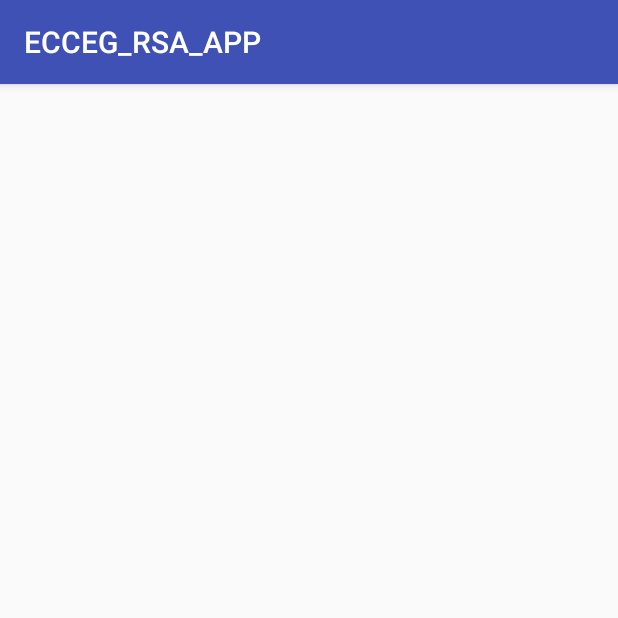
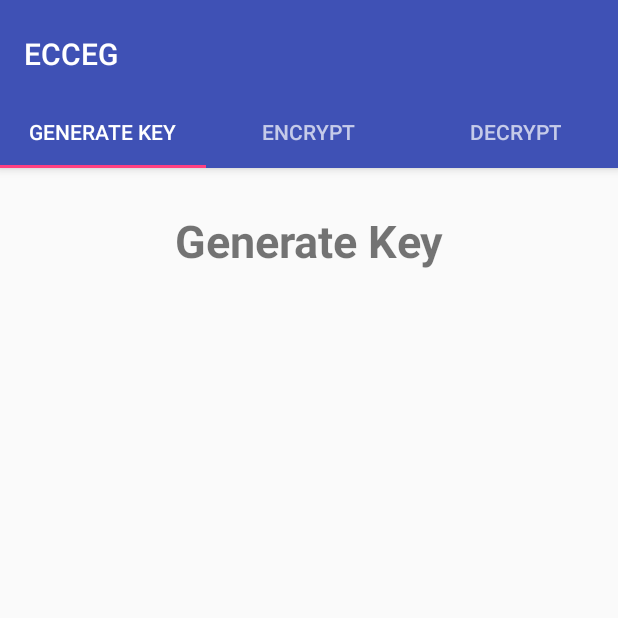
Before and after one commit to berv-uni-project/rsa-ecceg-implementation, an Android app: the ECCEGActivity screen opened directly, with no data from a screen before it, on a phone screen of 412 x 824 dp, the top half of it. Run offline under Robolectric (Android 15) with nearby library versions, the phone set to English and light mode, and no system bars; our stand-ins replace ButterKnife; libraries missing offline, so code that uses them is left out: cc.cloudist.acplibrary, com.gun0912.tedpermission, com.obsez.android; 6 statements that could not run were skipped.

Commit message:
Preparing Include ECCEG

```diff
--- a/app/src/main/AndroidManifest.xml
+++ b/app/src/main/AndroidManifest.xml
@@ -8,7 +8,7 @@
     <application
         android:allowBackup="true"
         android:icon="@mipmap/ic_launcher"
-        android:label="@string/app_name"
+        android:label="Main Menu"
         android:roundIcon="@mipmap/ic_launcher_round"
         android:supportsRtl="true"
         android:theme="@style/AppTheme">
@@ -19,7 +19,9 @@
                 <category android:name="android.intent.category.LAUNCHER" />
             </intent-filter>
         </activity>
-        <activity android:name=".ECCEGActivity" />
+        <activity android:name=".ECCEGActivity"
+            android:label="ECCEG"
+            android:theme="@style/AppTheme.NoActionBar"/>
 
         <activity
             android:name=".RSAActivity"
--- a/app/src/main/java/com/example/bervianto/ecceg_rsa_app/ECCEGActivity.java
+++ b/app/src/main/java/com/example/bervianto/ecceg_rsa_app/ECCEGActivity.java
@@ -1,13 +1,29 @@
 package com.example.bervianto.ecceg_rsa_app;
 
+import android.support.design.widget.TabLayout;
+import android.support.v4.view.ViewPager;
 import android.support.v7.app.AppCompatActivity;
 import android.os.Bundle;
 
+import com.example.bervianto.ecceg_rsa_app.adapter.ECCEGPagerAdapter;
+import com.example.bervianto.ecceg_rsa_app.adapter.RSAPagerAdapter;
+
+import butterknife.BindView;
+import butterknife.ButterKnife;
+
 public class ECCEGActivity extends AppCompatActivity {
+
+    @BindView(R.id.container_ecceg)
+    ViewPager mViewPager;
 
     @Override
     protected void onCreate(Bundle savedInstanceState) {
         super.onCreate(savedInstanceState);
         setContentView(R.layout.activity_ecceg);
+        ButterKnife.bind(this);
+        ECCEGPagerAdapter mSectionsPagerAdapter = new ECCEGPagerAdapter(getSupportFragmentManager());
+        mViewPager.setAdapter(mSectionsPagerAdapter);
+        TabLayout tabLayout = findViewById(R.id.tabs_ecceg);
+        tabLayout.setupWithViewPager(mViewPager);
     }
 }
--- /dev/null
+++ b/app/src/main/java/com/example/bervianto/ecceg_rsa_app/adapter/ECCEGPagerAdapter.java
@@ -0,0 +1,56 @@
+package com.example.bervianto.ecceg_rsa_app.adapter;
+
+import android.support.v4.app.Fragment;
+import android.support.v4.app.FragmentManager;
+import android.support.v4.app.FragmentPagerAdapter;
+
+import com.example.bervianto.ecceg_rsa_app.fragment.ECCEGDecryptFragment;
+import com.example.bervianto.ecceg_rsa_app.fragment.ECCEGEncryptFragment;
+import com.example.bervianto.ecceg_rsa_app.fragment.ECCEGGenerateKeyFragment;
+import com.example.bervianto.ecceg_rsa_app.fragment.RSADecryptFragment;
+import com.example.bervianto.ecceg_rsa_app.fragment.RSAEncryptFragment;
+import com.example.bervianto.ecceg_rsa_app.fragment.RSAGenerateKeyFragment;
+
+/**
+ * Created by bervianto on 3/27/18.
+ */
+
+public class ECCEGPagerAdapter extends FragmentPagerAdapter {
+
+        public ECCEGPagerAdapter(FragmentManager fm) {
+            super(fm);
+        }
+
+        @Override
+        public Fragment getItem(int position) {
+            // getItem is called to instantiate the fragment for the given page.
+            // Return a PlaceholderFragment (defined as a static inner class below).
+            if (position == 0) {
+                return ECCEGGenerateKeyFragment.newInstance();
+            } else if (position == 1){
+                return ECCEGEncryptFragment.newInstance();
+            } else if (position == 2) {
+                return ECCEGDecryptFragment.newInstance();
+            } else {
+                return null;
+            }
+        }
+
+    @Override
+    public CharSequence getPageTitle(int position) {
+        if (position == 0) {
+            return "Generate Key";
+        } else if (position == 1){
+            return "Encrypt";
+        } else if (position == 2) {
+            return "Decrypt";
+        } else {
+            return "Unknown";
+        }
+    }
+
+    @Override
+        public int getCount() {
+            return 3;
+        }
+}
--- /dev/null
+++ b/app/src/main/java/com/example/bervianto/ecceg_rsa_app/fragment/ECCEGEncryptFragment.java
@@ -0,0 +1,61 @@
+package com.example.bervianto.ecceg_rsa_app.fragment;
+
+
+import android.os.AsyncTask;
+import android.os.Bundle;
+import android.os.Environment;
+import android.support.design.widget.TextInputEditText;
+import android.support.v4.app.Fragment;
+import android.view.LayoutInflater;
+import android.view.View;
+import android.view.ViewGroup;
+import android.widget.Toast;
+
+import com.example.bervianto.ecceg_rsa_app.R;
+import com.example.bervianto.ecceg_rsa_app.rsa.RSA;
+import com.obsez.android.lib.filechooser.ChooserDialog;
+
+import java.io.File;
+import java.lang.ref.WeakReference;
+import java.math.BigInteger;
+
+import butterknife.BindView;
+import butterknife.ButterKnife;
+import butterknife.OnClick;
+import cc.cloudist.acplibrary.ACProgressFlower;
+
+import static android.os.Environment.getExternalStorageDirectory;
+
+/**
+ * A simple {@link Fragment} subclass.
+ * Use the {@link ECCEGEncryptFragment#newInstance} factory method to
+ * create an instance of this fragment.
+ */
+public class ECCEGEncryptFragment extends Fragment {
+
+    private String keyPath;
+    private ACProgressFlower loadingView;
+    private long startTime;
+
+    public ECCEGEncryptFragment() {
+        // Required empty public constructor
+    }
+
+    public static ECCEGEncryptFragment newInstance() {
+        ECCEGEncryptFragment fragment = new ECCEGEncryptFragment();
+        return fragment;
+    }
+
+    @Override
+    public View onCreateView(LayoutInflater inflater, ViewGroup container,
+                             Bundle savedInstanceState) {
+        // Inflate the layout for this fragment
+        View view = inflater.inflate(R.layout.fragment_eccegencrypt, container, false);
+        ButterKnife.bind(this, view);
+        loadingView = new ACProgressFlower.Builder(getContext()).build();
+        loadingView.setCanceledOnTouchOutside(false);
+        loadingView.setCancelable(false);
+        return view;
+    }
+
+}
--- /dev/null
+++ b/app/src/main/java/com/example/bervianto/ecceg_rsa_app/fragment/ECCEGGenerateKeyFragment.java
@@ -0,0 +1,58 @@
+package com.example.bervianto.ecceg_rsa_app.fragment;
+
+import android.Manifest;
+import android.os.AsyncTask;
+import android.os.Bundle;
+import android.os.Environment;
+import android.support.design.widget.TextInputEditText;
+import android.support.v4.app.Fragment;
+import android.view.LayoutInflater;
+import android.view.View;
+import android.view.ViewGroup;
+import android.widget.Toast;
+
+import com.example.bervianto.ecceg_rsa_app.R;
+import com.example.bervianto.ecceg_rsa_app.rsa.RSA;
+import com.gun0912.tedpermission.PermissionListener;
+import com.gun0912.tedpermission.TedPermission;
+
+import java.io.File;
+import java.lang.ref.WeakReference;
+import java.util.ArrayList;
+
+import butterknife.BindView;
+import butterknife.ButterKnife;
+import butterknife.OnClick;
+import cc.cloudist.acplibrary.ACProgressFlower;
+
+
+public class ECCEGGenerateKeyFragment extends Fragment {
+
+    ACProgressFlower loadingView;
+
+    public ECCEGGenerateKeyFragment() {
+        // Required empty public constructor
+    }
+
+    public static ECCEGGenerateKeyFragment newInstance() {
+        return new ECCEGGenerateKeyFragment();
+    }
+
+    @Override
+    public void onCreate(Bundle savedInstanceState) {
+        super.onCreate(savedInstanceState);
+    }
+
+    @Override
+    public View onCreateView(LayoutInflater inflater, ViewGroup container,
+                             Bundle savedInstanceState) {
+        // Inflate the layout for this fragment
+        View view = inflater.inflate(R.layout.fragment_ecceggenerate_key, container, false);
+        ButterKnife.bind(this, view);
+        loadingView = new ACProgressFlower.Builder(getContext()).build();
+        loadingView.setCanceledOnTouchOutside(false);
+        loadingView.setCancelable(false);
+        return view;
+    }
+
+}
--- a/app/src/main/res/layout/activity_ecceg.xml
+++ b/app/src/main/res/layout/activity_ecceg.xml
@@ -1,9 +1,43 @@
 <?xml version="1.0" encoding="utf-8"?>
-<android.support.constraint.ConstraintLayout xmlns:android="http://schemas.android.com/apk/res/android"
+<android.support.design.widget.CoordinatorLayout xmlns:android="http://schemas.android.com/apk/res/android"
     xmlns:app="http://schemas.android.com/apk/res-auto"
     xmlns:tools="http://schemas.android.com/tools"
+    android:id="@+id/main_content_ecceg"
     android:layout_width="match_parent"
     android:layout_height="match_parent"
+    android:fitsSystemWindows="true"
     tools:context="com.example.bervianto.ecceg_rsa_app.ECCEGActivity">
 
-</android.support.constraint.ConstraintLayout>
+    <android.support.design.widget.AppBarLayout
+        android:id="@+id/appbar_ecceg"
+        android:layout_width="match_parent"
+        android:layout_height="wrap_content"
+        android:paddingTop="@dimen/appbar_padding_top"
+        android:theme="@style/AppTheme.AppBarOverlay">
+
+        <android.support.v7.widget.Toolbar
+            android:id="@+id/toolbar_ecceg"
+            android:layout_width="match_parent"
+            android:layout_height="?attr/actionBarSize"
+            android:layout_weight="1"
+            android:background="?attr/colorPrimary"
+            app:layout_scrollFlags="scroll|enterAlways"
+            app:popupTheme="@style/AppTheme.PopupOverlay"
+            app:title="ECCEG">
+
+        </android.support.v7.widget.Toolbar>
+
+        <android.support.design.widget.TabLayout
+            android:id="@+id/tabs_ecceg"
+            android:layout_width="match_parent"
+            android:layout_height="wrap_content">
+        </android.support.design.widget.TabLayout>
+    </android.support.design.widget.AppBarLayout>
+
+    <android.support.v4.view.ViewPager
+        android:id="@+id/container_ecceg"
+        android:layout_width="match_parent"
+        android:layout_height="match_parent"
+        app:layout_behavior="@string/appbar_scrolling_view_behavior" />
+
+</android.support.design.widget.CoordinatorLayout>
--- a/app/src/main/res/layout/activity_rsa.xml
+++ b/app/src/main/res/layout/activity_rsa.xml
@@ -23,7 +23,7 @@
             android:background="?attr/colorPrimary"
             app:layout_scrollFlags="scroll|enterAlways"
             app:popupTheme="@style/AppTheme.PopupOverlay"
-            app:title="@string/app_name">
+            app:title="RSA">
 
         </android.support.v7.widget.Toolbar>
 
--- /dev/null
+++ b/app/src/main/res/layout/fragment_ecceggenerate_key.xml
@@ -0,0 +1,24 @@
+<android.support.constraint.ConstraintLayout xmlns:android="http://schemas.android.com/apk/res/android"
+    xmlns:app="http://schemas.android.com/apk/res-auto"
+    xmlns:tools="http://schemas.android.com/tools"
+    android:layout_width="match_parent"
+    android:layout_height="match_parent"
+    xmlns:fancy="http://schemas.android.com/apk/res-auto"
+    tools:context="com.example.bervianto.ecceg_rsa_app.fragment.RSAGenerateKeyFragment">
+
+    <TextView
+        android:id="@+id/titleGenerateKeyECCEG"
+        android:layout_width="match_parent"
+        android:layout_height="wrap_content"
+        android:layout_marginEnd="8dp"
+        android:layout_marginStart="8dp"
+        android:layout_marginTop="28dp"
+        android:text="@string/generate_key"
+        android:textAlignment="center"
+        android:textSize="30sp"
+        android:textStyle="bold"
+        app:layout_constraintEnd_toEndOf="parent"
+        app:layout_constraintStart_toStartOf="parent"
+        app:layout_constraintTop_toTopOf="parent" />
+
+</android.support.constraint.ConstraintLayout>
```
Also changed, not shown: app/src/main/java/com/example/bervianto/ecceg_rsa_app/fragment/ECCEGDecryptFragment.java (added, +55 -0 lines), app/src/main/res/layout/fragment_eccegdecrypt.xml (added, +30 -0 lines), app/src/main/res/layout/fragment_eccegencrypt.xml (added, +30 -0 lines).
